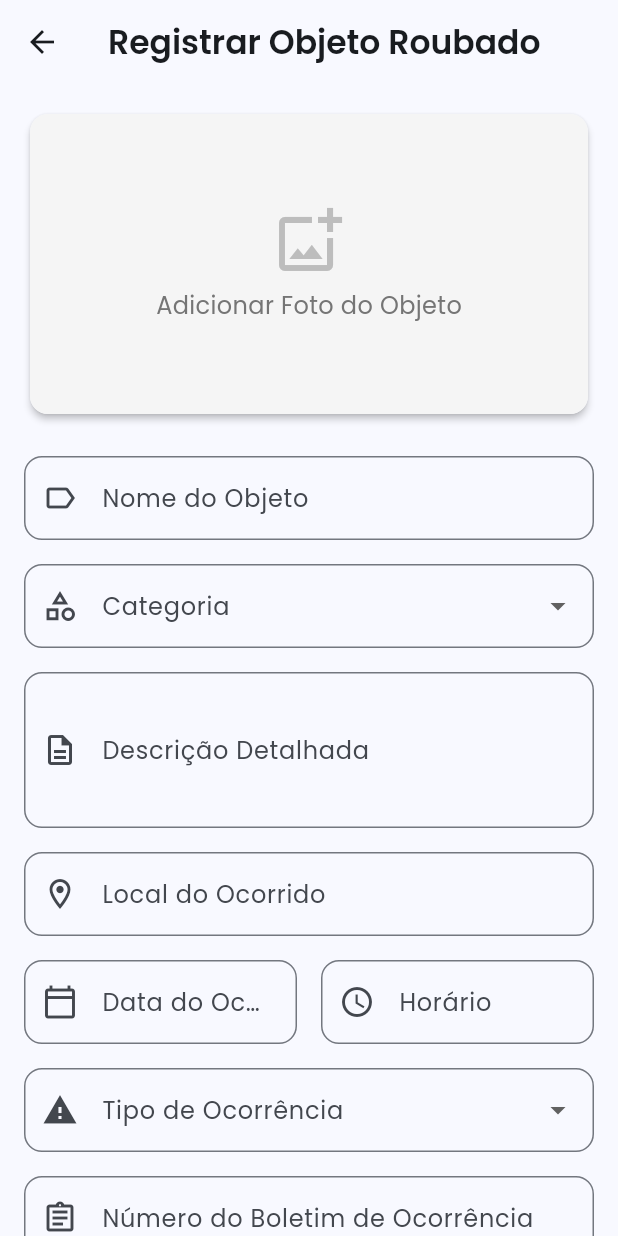
After one commit to vicenteosorioneto/Rastreia2.0_app, a Flutter app: the ReportStolenObjectScreen screen opened by its route, on a phone screen of 412 x 824 dp. The commit adds this screen. Run offline on Flutter 3.47's test engine with Material 3 defaults, Android fonts, the phone set to English and light mode, and no system bars; our stand-ins replace google_fonts.

Commit message:
criação da tela de cadastrar os objetos

```diff
--- a/lib/main.dart
+++ b/lib/main.dart
@@ -4,6 +4,7 @@ import 'screens/auth/login_screen.dart';
 import 'screens/home/home_screen.dart';
 import 'screens/objects/add_object_screen.dart';
 import 'screens/objects/object_details_screen.dart';
+import 'screens/objects/report_stolen_object_screen.dart';
 
 void main() {
   runApp(const MyApp());
@@ -32,6 +33,7 @@ class MyApp extends StatelessWidget {
         '/home': (context) => const HomeScreen(),
         '/add_object': (context) => const AddObjectScreen(),
         '/object_details': (context) => const ObjectDetailsScreen(),
+        '/report_stolen': (context) => const ReportStolenObjectScreen(),
       },
     );
   }
--- /dev/null
+++ b/lib/screens/objects/report_stolen_object_screen.dart
@@ -0,0 +1,340 @@
+import 'package:flutter/material.dart';
+import 'package:google_fonts/google_fonts.dart';
+
+class ReportStolenObjectScreen extends StatefulWidget {
+  const ReportStolenObjectScreen({super.key});
+
+  @override
+  State<ReportStolenObjectScreen> createState() =>
+      _ReportStolenObjectScreenState();
+}
+
+class _ReportStolenObjectScreenState extends State<ReportStolenObjectScreen> {
+  final _formKey = GlobalKey<FormState>();
+  final _nameController = TextEditingController();
+  final _descriptionController = TextEditingController();
+  final _locationController = TextEditingController();
+  final _dateController = TextEditingController();
+  final _timeController = TextEditingController();
+  final _policeReportController = TextEditingController();
+  String? _selectedCategory;
+  String? _selectedStatus;
+  DateTime? _selectedDate;
+  TimeOfDay? _selectedTime;
+
+  final List<String> _categories = [
+    'Eletrônicos',
+    'Veículos',
+    'Documentos',
+    'Joias',
+    'Outros',
+  ];
+
+  final List<String> _status = ['Roubo', 'Furto', 'Extravio'];
+
+  @override
+  void dispose() {
+    _nameController.dispose();
+    _descriptionController.dispose();
+    _locationController.dispose();
+    _dateController.dispose();
+    _timeController.dispose();
+    _policeReportController.dispose();
+    super.dispose();
+  }
+
+  Future<void> _selectDate(BuildContext context) async {
+    final DateTime? picked = await showDatePicker(
+      context: context,
+      initialDate: _selectedDate ?? DateTime.now(),
+      firstDate: DateTime(2020),
+      lastDate: DateTime.now(),
+    );
+    if (picked != null && picked != _selectedDate) {
+      setState(() {
+        _selectedDate = picked;
+        _dateController.text = "${picked.day}/${picked.month}/${picked.year}";
+      });
+    }
+  }
+
+  Future<void> _selectTime(BuildContext context) async {
+    final TimeOfDay? picked = await showTimePicker(
+      context: context,
+      initialTime: _selectedTime ?? TimeOfDay.now(),
+    );
+    if (picked != null && picked != _selectedTime) {
+      setState(() {
+        _selectedTime = picked;
+        _timeController.text = picked.format(context);
+      });
+    }
+  }
+
+  @override
+  Widget build(BuildContext context) {
+    return Scaffold(
+      appBar: AppBar(
+        title: Text(
+          'Registrar Objeto Roubado',
+          style: GoogleFonts.poppins(fontWeight: FontWeight.w600),
+        ),
+      ),
+      body: SingleChildScrollView(
+        padding: const EdgeInsets.all(16),
+        child: Form(
+          key: _formKey,
+          child: Column(
+            crossAxisAlignment: CrossAxisAlignment.stretch,
+            children: [
+              // Upload de imagem
+              Card(
+                elevation: 2,
+                shape: RoundedRectangleBorder(
+                  borderRadius: BorderRadius.circular(12),
+                ),
+                child: InkWell(
+                  onTap: () {
+                    // TODO: Implementar upload de imagem
+                  },
+                  borderRadius: BorderRadius.circular(12),
+                  child: Container(
+                    height: 200,
+                    decoration: BoxDecoration(
+                      color: Colors.grey[100],
+                      borderRadius: BorderRadius.circular(12),
+                    ),
+                    child: Column(
+                      mainAxisAlignment: MainAxisAlignment.center,
+                      children: [
+                        Icon(
+                          Icons.add_photo_alternate_outlined,
+                          size: 48,
+                          color: Colors.grey[400],
+                        ),
+                        const SizedBox(height: 8),
+                        Text(
+                          'Adicionar Foto do Objeto',
+                          style: GoogleFonts.poppins(
+                            fontSize: 16,
+                            color: Colors.grey[600],
+                          ),
+                        ),
+                      ],
+                    ),
+                  ),
+                ),
+              ),
+              const SizedBox(height: 24),
+
+              // Nome do objeto
+              TextFormField(
+                controller: _nameController,
+                decoration: InputDecoration(
+                  labelText: 'Nome do Objeto',
+                  border: OutlineInputBorder(
+                    borderRadius: BorderRadius.circular(12),
+                  ),
+                  prefixIcon: const Icon(Icons.label_outline),
+                ),
+                validator: (value) {
+                  if (value == null || value.isEmpty) {
+                    return 'Por favor, insira o nome do objeto';
+                  }
+                  return null;
+                },
+              ),
+              const SizedBox(height: 16),
+
+              // Categoria
+              DropdownButtonFormField<String>(
+                value: _selectedCategory,
+                decoration: InputDecoration(
+                  labelText: 'Categoria',
+                  border: OutlineInputBorder(
+                    borderRadius: BorderRadius.circular(12),
+                  ),
+                  prefixIcon: const Icon(Icons.category_outlined),
+                ),
+                items: _categories.map((String category) {
+                  return DropdownMenuItem<String>(
+                    value: category,
+                    child: Text(category),
+                  );
+                }).toList(),
+                onChanged: (String? newValue) {
+                  setState(() {
+                    _selectedCategory = newValue;
+                  });
+                },
+                validator: (value) {
+                  if (value == null || value.isEmpty) {
+                    return 'Por favor, selecione uma categoria';
+                  }
+                  return null;
+                },
+              ),
+              const SizedBox(height: 16),
+
+              // Descrição
+              TextFormField(
+                controller: _descriptionController,
+                maxLines: 3,
+                decoration: InputDecoration(
+                  labelText: 'Descrição Detalhada',
+                  border: OutlineInputBorder(
+                    borderRadius: BorderRadius.circular(12),
+                  ),
+                  prefixIcon: const Icon(Icons.description_outlined),
+                ),
+                validator: (value) {
+                  if (value == null || value.isEmpty) {
+                    return 'Por favor, insira uma descrição';
+                  }
+                  return null;
+                },
+              ),
+              const SizedBox(height: 16),
+
+              // Local do ocorrido
+              TextFormField(
+                controller: _locationController,
+                decoration: InputDecoration(
+                  labelText: 'Local do Ocorrido',
+                  border: OutlineInputBorder(
+                    borderRadius: BorderRadius.circular(12),
+                  ),
+                  prefixIcon: const Icon(Icons.location_on_outlined),
+                ),
+                validator: (value) {
+                  if (value == null || value.isEmpty) {
+                    return 'Por favor, insira o local do ocorrido';
+                  }
+                  return null;
+                },
+              ),
+              const SizedBox(height: 16),
+
+              // Data do ocorrido
+              Row(
+                children: [
+                  Expanded(
+                    child: TextFormField(
+                      controller: _dateController,
+                      readOnly: true,
+                      decoration: InputDecoration(
+                        labelText: 'Data do Ocorrido',
+                        border: OutlineInputBorder(
+                          borderRadius: BorderRadius.circular(12),
+                        ),
+                        prefixIcon: const Icon(Icons.calendar_today_outlined),
+                      ),
+                      onTap: () => _selectDate(context),
+                      validator: (value) {
+                        if (value == null || value.isEmpty) {
+                          return 'Selecione a data';
+                        }
+                        return null;
+                      },
+                    ),
+                  ),
+                  const SizedBox(width: 16),
+                  Expanded(
+                    child: TextFormField(
+                      controller: _timeController,
+                      readOnly: true,
+                      decoration: InputDecoration(
+                        labelText: 'Horário',
+                        border: OutlineInputBorder(
+                          borderRadius: BorderRadius.circular(12),
+                        ),
+                        prefixIcon: const Icon(Icons.access_time_outlined),
+                      ),
+                      onTap: () => _selectTime(context),
+                      validator: (value) {
+                        if (value == null || value.isEmpty) {
+                          return 'Selecione o horário';
+                        }
+                        return null;
+                      },
+                    ),
+                  ),
+                ],
+              ),
+              const SizedBox(height: 16),
+
+              // Tipo de ocorrência
+              DropdownButtonFormField<String>(
+                value: _selectedStatus,
+                decoration: InputDecoration(
+                  labelText: 'Tipo de Ocorrência',
+                  border: OutlineInputBorder(
+                    borderRadius: BorderRadius.circular(12),
+                  ),
+                  prefixIcon: const Icon(Icons.warning_outlined),
+                ),
+                items: _status.map((String status) {
+                  return DropdownMenuItem<String>(
+                    value: status,
+                    child: Text(status),
+                  );
+                }).toList(),
+                onChanged: (String? newValue) {
+                  setState(() {
+                    _selectedStatus = newValue;
+                  });
+                },
+                validator: (value) {
+                  if (value == null || value.isEmpty) {
+                    return 'Por favor, selecione o tipo de ocorrência';
+                  }
+                  return null;
+                },
+              ),
+              const SizedBox(height: 16),
+
+              // Número do BO
+              TextFormField(
+                controller: _policeReportController,
+                decoration: InputDecoration(
+                  labelText: 'Número do Boletim de Ocorrência',
+                  border: OutlineInputBorder(
+                    borderRadius: BorderRadius.circular(12),
+                  ),
+                  prefixIcon: const Icon(Icons.assignment_outlined),
+                ),
+                validator: (value) {
+                  if (value == null || value.isEmpty) {
+                    return 'Por favor, insira o número do BO';
+                  }
+                  return null;
+                },
+              ),
+              const SizedBox(height: 24),
+
+              // Botão de salvar
+              ElevatedButton(
+                onPressed: () {
+                  if (_formKey.currentState!.validate()) {
+                    // TODO: Implementar salvamento do objeto roubado
+                    Navigator.pop(context);
+                  }
+                },
+                style: ElevatedButton.styleFrom(
+                  padding: const EdgeInsets.symmetric(vertical: 16),
+                  shape: RoundedRectangleBorder(
+                    borderRadius: BorderRadius.circular(12),
+                  ),
+                ),
+                child: const Text(
+                  'Registrar Objeto',
+                  style: TextStyle(fontSize: 16),
+                ),
+              ),
+            ],
+          ),
+        ),
+      ),
+    );
+  }
+}
```
